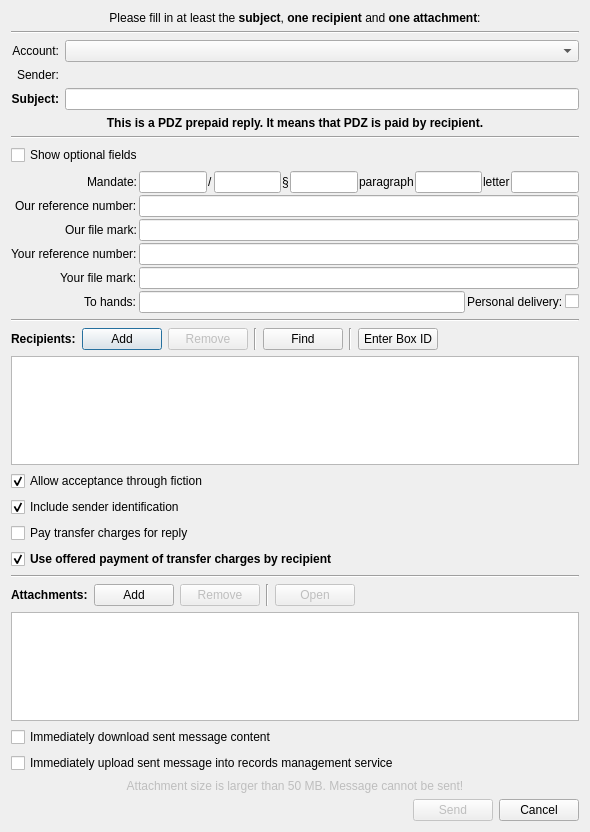
psakar/datovka, file src/gui/ui/dlg_send_message.ui: the form before one commit.
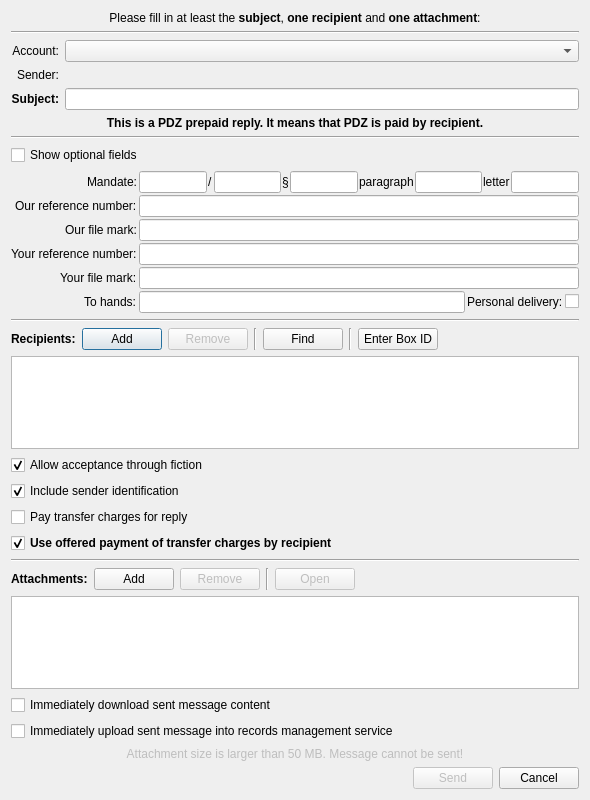
The form after the commit. Icons and pictures are not drawn. Custom widgets are drawn as their Qt base class.

Commit message: Disabling attachment size notification when attachment list is emptied.

```diff
--- a/src/gui/ui/dlg_send_message.ui
+++ b/src/gui/ui/dlg_send_message.ui
@@ -10,7 +10,7 @@
     <x>0</x>
     <y>0</y>
     <width>590</width>
-    <height>832</height>
+    <height>800</height>
    </rect>
   </property>
   <property name="font">
```
The commit also changes 1 other file.
